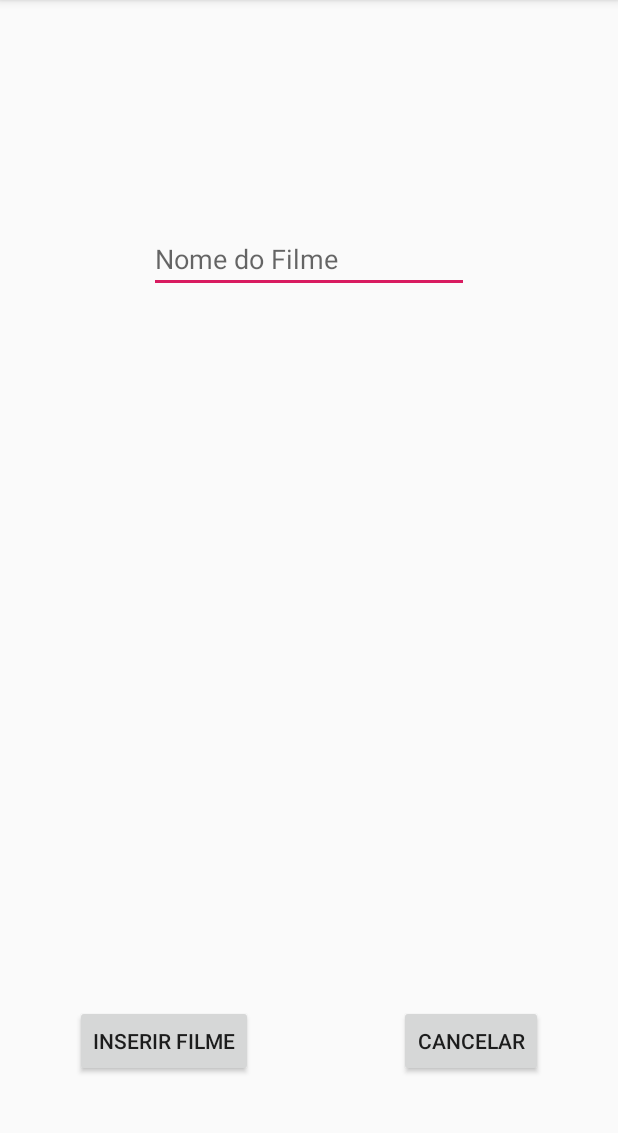
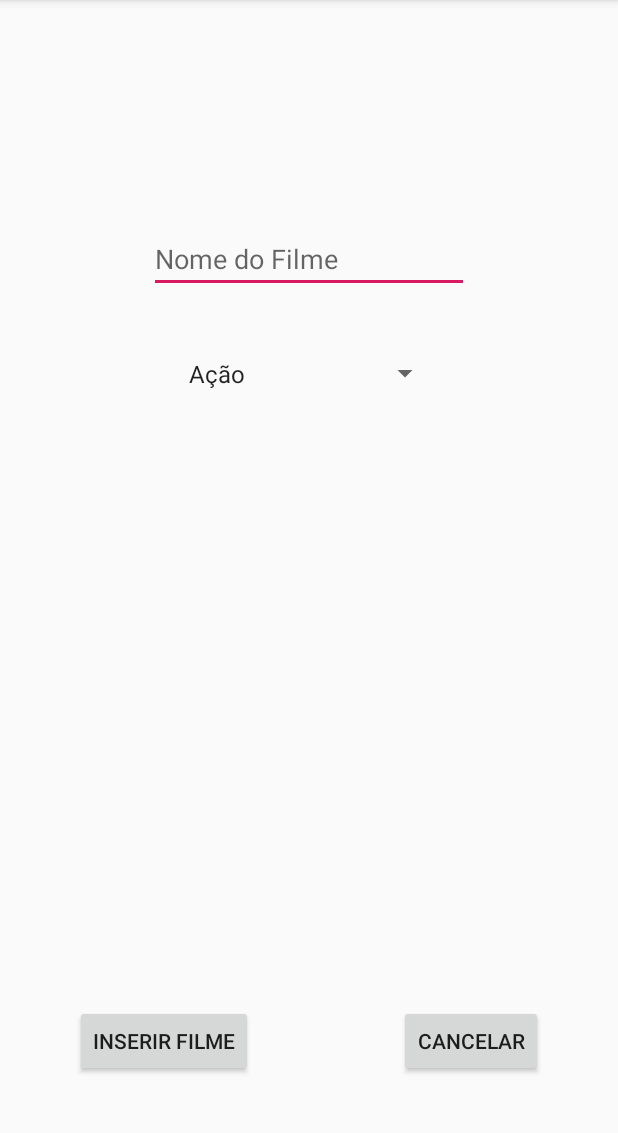
Before and after one commit to pedroreisilva/RateIt, an Android app: the AddFilme screen opened directly, with no data from a screen before it, on a phone screen of 412 x 824 dp, the part 84-1217 px from its top. Run offline under Robolectric (Android 15) with nearby library versions, the phone set to English and light mode, and no system bars.

Commit message:
Added spinners with categories

```diff
--- a/app/src/main/java/pt/ipg/rateit/AddFilme.java
+++ b/app/src/main/java/pt/ipg/rateit/AddFilme.java
@@ -3,11 +3,14 @@ package pt.ipg.rateit;
 import androidx.appcompat.app.AppCompatActivity;
 import android.os.Bundle;
 import android.view.View;
+import android.widget.AdapterView;
+import android.widget.ArrayAdapter;
 import android.widget.Button;
 import android.widget.EditText;
+import android.widget.Spinner;
 import android.widget.Toast;
 
-public class AddFilme extends AppCompatActivity {
+public class AddFilme extends AppCompatActivity implements AdapterView.OnItemSelectedListener {
 
     @Override
     protected void onCreate(Bundle savedInstanceState) {
@@ -15,7 +18,6 @@ public class AddFilme extends AppCompatActivity {
         setContentView(R.layout.activity_add_filme);
 
         Button buttonCancel = findViewById(R.id.buttonCancel);
-
         buttonCancel.setOnClickListener(new View.OnClickListener() {
             @Override
             public void onClick(View v) {
@@ -25,7 +27,6 @@ public class AddFilme extends AppCompatActivity {
 
 
         Button buttonInsFilme = findViewById(R.id.buttonInsFilme);
-
         buttonInsFilme.setOnClickListener(new View.OnClickListener() {
             @Override
             public void onClick(View v) {
@@ -45,5 +46,22 @@ public class AddFilme extends AppCompatActivity {
 
 
         });
+
+        Spinner spinnercat = findViewById(R.id.spinner);
+        ArrayAdapter<CharSequence> adapter = ArrayAdapter.createFromResource(this, R.array.categorias, android.R.layout.simple_spinner_item);
+        adapter.setDropDownViewResource(android.R.layout.simple_spinner_dropdown_item);
+        spinnercat.setAdapter(adapter);
+        spinnercat.setOnItemSelectedListener(this);
+
+    }
+
+    @Override
+    public void onItemSelected(AdapterView<?> parent, View view, int position, long id) {
+
+    }
+
+    @Override
+    public void onNothingSelected(AdapterView<?> parent) {
+
     }
 }
--- a/app/src/main/res/layout/activity_add_filme.xml
+++ b/app/src/main/res/layout/activity_add_filme.xml
@@ -41,8 +41,22 @@
         android:ems="10"
         android:hint="@string/nome_filme"
         android:inputType="textPersonName"
+        app:layout_constraintBottom_toTopOf="@+id/spinner"
         app:layout_constraintEnd_toEndOf="parent"
         app:layout_constraintStart_toStartOf="parent"
         app:layout_constraintTop_toTopOf="parent" />
 
+    <Spinner
+        android:id="@+id/spinner"
+        android:layout_width="176dp"
+        android:layout_height="27dp"
+        android:layout_marginStart="8dp"
+        android:layout_marginLeft="8dp"
+        android:layout_marginTop="40dp"
+        android:layout_marginEnd="8dp"
+        android:layout_marginRight="8dp"
+        app:layout_constraintEnd_toEndOf="parent"
+        app:layout_constraintStart_toStartOf="parent"
+        app:layout_constraintTop_toBottomOf="@+id/editTextFilmeName" />
+
 </androidx.constraintlayout.widget.ConstraintLayout>
--- a/app/src/main/res/layout/activity_filmes.xml
+++ b/app/src/main/res/layout/activity_filmes.xml
@@ -56,7 +56,7 @@
 
     <Button
         android:id="@+id/buttonListaFilmes"
-        android:layout_width="140dp"
+        android:layout_width="150dp"
         android:layout_height="40dp"
         android:layout_marginStart="155dp"
         android:layout_marginLeft="155dp"
--- a/app/src/main/res/values/strings.xml
+++ b/app/src/main/res/values/strings.xml
@@ -26,4 +26,15 @@
     <string name="ver_series">Ver Séries</string>
     <string name="nome_filme">Nome do Filme</string>
     <string name="nome_serie">Nome da Série</string>
+
+    <string-array name="categorias">
+        <item>Ação</item>
+        <item>Aventura</item>
+        <item>Biográfico</item>
+        <item>Comédia</item>
+        <item>Drama</item>
+        <item>Ficção</item>
+        <item>Romance</item>
+        <item>Terror</item>
+    </string-array>
 </resources>
```
Also changed, not shown: app/src/main/java/pt/ipg/rateit/AddSerie.java (+22 -3 lines), app/src/main/res/layout/activity_add_serie.xml (+15 -0 lines).
